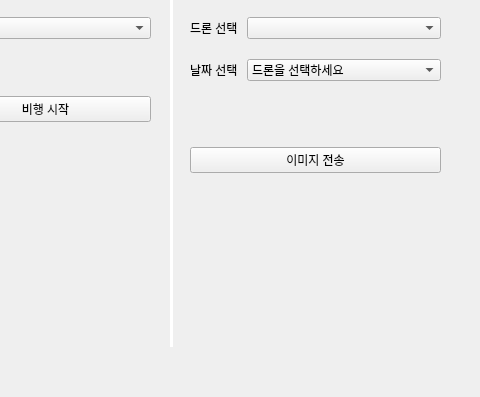
First picture: the form in ui/sendVideo.ui, repository lazybuttrying/afarm_drone, before the edit; both pictures show x 120 to 600 and y 103 to 500 of the 600 by 500 pixel window.
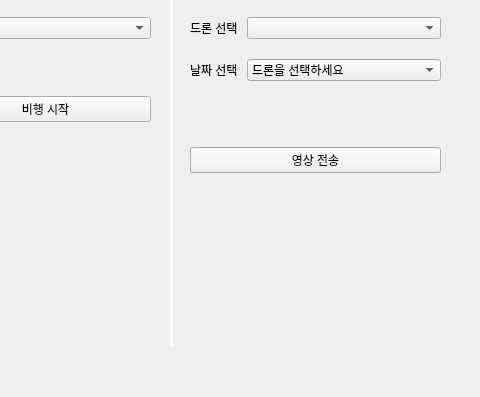
Second picture: the form after the edit. Icons and pictures are not drawn.

```diff
--- a/ui/sendVideo.ui
+++ b/ui/sendVideo.ui
@@ -125,7 +125,7 @@
     <item>
      <widget class="QPushButton" name="sendBtn">
       <property name="text">
-       <string>이미지 전송</string>
+       <string>영상 전송</string>
       </property>
      </widget>
     </item>
```
